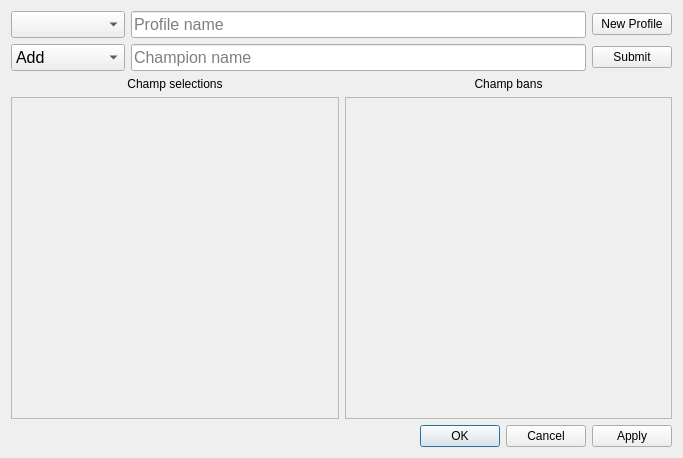
Before: the Qt Designer form forms/settings.ui in Ima-Kang/LoLTools, drawn with Qt 5.
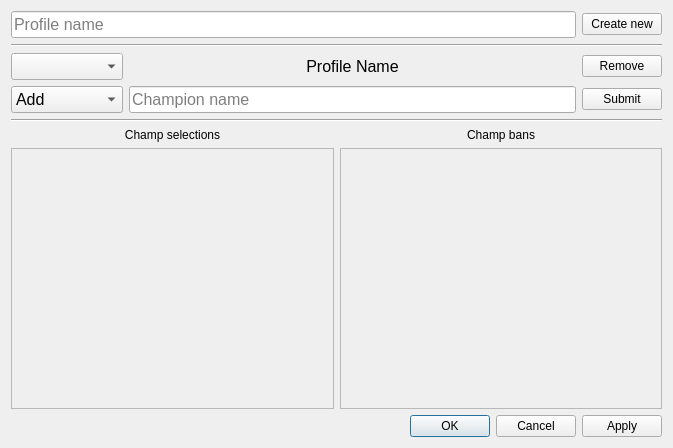
After: the same form once the commit is applied.

What changed in the file:
```diff
--- a/forms/settings.ui
+++ b/forms/settings.ui
@@ -6,14 +6,14 @@
    <rect>
     <x>0</x>
     <y>0</y>
-    <width>683</width>
-    <height>458</height>
+    <width>673</width>
+    <height>448</height>
    </rect>
   </property>
   <property name="windowTitle">
    <string>Dialog</string>
   </property>
-  <layout class="QVBoxLayout" name="verticalLayout">
+  <layout class="QVBoxLayout" name="verticalLayout_5">
    <item>
     <widget class="QStackedWidget" name="stackedWidget">
      <property name="currentIndex">
@@ -36,7 +36,53 @@
        <item>
         <layout class="QVBoxLayout" name="verticalLayout_2">
          <item>
-          <layout class="QHBoxLayout" name="horizontalLayout_2" stretch="1,4,0">
+          <layout class="QHBoxLayout" name="horizontalLayout_2" stretch="4,0">
+           <item>
+            <widget class="QLineEdit" name="profileName">
+             <property name="font">
+              <font>
+               <family>Arial</family>
+               <pointsize>12</pointsize>
+              </font>
+             </property>
+             <property name="placeholderText">
+              <string>Profile name</string>
+             </property>
+            </widget>
+           </item>
+           <item>
+            <widget class="QPushButton" name="newProfile">
+             <property name="text">
+              <string>Create new</string>
+             </property>
+            </widget>
+           </item>
+          </layout>
+         </item>
+         <item>
+          <widget class="Line" name="line">
+           <property name="orientation">
+            <enum>Qt::Horizontal</enum>
+           </property>
+          </widget>
+         </item>
+         <item>
+          <widget class="QWidget" name="removeWidget" native="true">
+           <layout class="QVBoxLayout" name="verticalLayout">
+            <property name="leftMargin">
+             <number>0</number>
+            </property>
+            <property name="topMargin">
+             <number>0</number>
+            </property>
+            <property name="rightMargin">
+             <number>0</number>
+            </property>
+            <property name="bottomMargin">
+             <number>0</number>
+            </property>
+            <item>
+             <layout class="QHBoxLayout" name="removeLayout" stretch="1,4,0">
            <item>
             <widget class="QComboBox" name="profileBox">
              <property name="maximumSize">
@@ -69,26 +115,44 @@
             </widget>
            </item>
            <item>
-            <widget class="QLineEdit" name="profileName">
+               <widget class="QLabel" name="profileLabel">
              <property name="font">
               <font>
                <family>Arial</family>
                <pointsize>12</pointsize>
               </font>
              </property>
-             <property name="placeholderText">
-              <string>Profile name</string>
+                <property name="styleSheet">
+                 <string notr="true">QLabel{
+	background-color: rgba(255, 255, 255, 20%);
+	border-radius: 3px;;
+    border: 1px solid #2ee6e6;
+	padding-left: 5px;
+};
+    </string>
+                </property>
+                <property name="text">
+                 <string>Profile Name</string>
+                </property>
+                <property name="alignment">
+                 <set>Qt::AlignCenter</set>
+                </property>
+                <property name="margin">
+                 <number>5</number>
              </property>
             </widget>
            </item>
            <item>
-            <widget class="QPushButton" name="newProfile">
+               <widget class="QPushButton" name="pushButton">
              <property name="text">
-              <string>New Profile</string>
+                 <string>Remove</string>
              </property>
             </widget>
            </item>
           </layout>
+            </item>
+           </layout>
+          </widget>
          </item>
          <item>
           <layout class="QHBoxLayout" name="horizontalLayout" stretch="1,4,0">
@@ -134,6 +198,13 @@
            </item>
           </layout>
          </item>
+         <item>
+          <widget class="Line" name="line_2">
+           <property name="orientation">
+            <enum>Qt::Horizontal</enum>
+           </property>
+          </widget>
+         </item>
          <item>
           <layout class="QHBoxLayout" name="horizontalLayout_6">
            <item>
@@ -170,8 +241,8 @@
                <rect>
                 <x>0</x>
                 <y>0</y>
-                <width>326</width>
-                <height>312</height>
+                <width>321</width>
+                <height>247</height>
                </rect>
               </property>
               <layout class="QVBoxLayout" name="verticalLayout_4">
@@ -205,8 +276,8 @@
                <rect>
                 <x>0</x>
                 <y>0</y>
-                <width>325</width>
-                <height>312</height>
+                <width>320</width>
+                <height>247</height>
                </rect>
               </property>
               <layout class="QVBoxLayout" name="verticalLayout_10">
```
Lines whose indentation alone changed are shown as unchanged.
